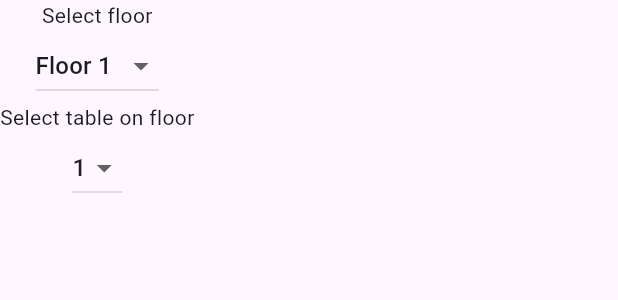
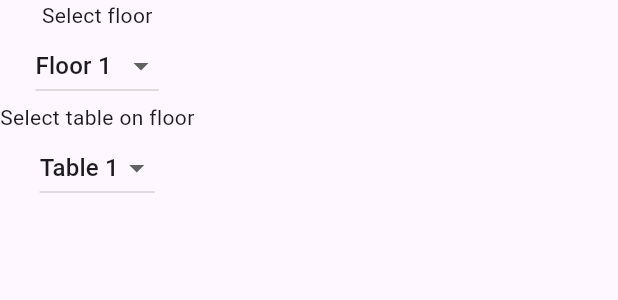
Before and after one commit to AryamanSultania/restaurant_ibdp_submission, a Flutter app: the DoubleDropDown widget shown alone on an empty page, opened directly, on a phone screen of 412 x 824 dp. Shown: the top 300 px of the screen. Run offline on Flutter 3.47's test engine with Material 3 defaults, Android fonts, the phone set to English and light mode, and no system bars; our stand-ins replace cloud_firestore, csv, firebase_auth, firebase_core, firebase_database, firebase_storage; missing offline and left inert: dart:html, dart:ui_web, teledart; accounts and stored records are empty; statements that could not run were skipped.

Commit message:
some improvements

```diff
--- a/lib/buttonDialog.dart
+++ b/lib/buttonDialog.dart
@@ -137,35 +137,38 @@ class _DoubleDropDownState extends State<DoubleDropDown> {
   });
   late String? firstSelectedOption = inputFloors[0];
   late String? previousFirstSelectedOption = inputFloors[0];
-  late String? secondSelectedOption = "1";
+  late String? secondSelectedOption = "Table 1";
   late int indexDropDown;
 
-  late List<String> availableSeats = ["1"];
+  late List<String> availableSeats = ["Table 1"];
 
   @override
   Widget build(BuildContext context) {
     //reset second selection if first option has changed
-    if (previousFirstSelectedOption != firstSelectedOption) {
-      secondSelectedOption = "1";
-    }
+
     if (firstSelectedOption == "Floor 1") {
-      availableSeats = ['1', '2', '3', '4', '5', '6', '7', '8', '9'];
+      availableSeats = ['Table 1', 'Table 2', 'Table 3', 'Table 4', 'Table 5', 'Table 6', 'Table 7', 'Table 8', 'Table 9'];
     } else if (firstSelectedOption == "Floor 2") {
-      availableSeats = ['1', '2', '3', '4', '5', '6', '7'];
+      availableSeats = ['Table 1', 'Table 2', 'Table 3', 'Table 4', 'Table 5', 'Table 6', 'Table 7'];
     } else if (firstSelectedOption == "Floor 3") {
-      availableSeats = ['1', '2', '3', '4', '5', '6', '7', '8'];
+      availableSeats = ['Table 1', 'Table 2', 'Table 3', 'Table 4', 'Table 5', 'Table 6', 'Table 7', 'Table 8'];
     } else if (firstSelectedOption == "Floor 4") {
-      availableSeats = ['1', '2', '3', '4', '5', '6', '7'];
+      availableSeats = ['Table 1', 'Table 2', 'Table 3', 'Table 4', 'Table 5', 'Table 6', 'Table 7'];
     } else if (firstSelectedOption == "Delivery") {
       availableSeats = [
-        '1',
         'Foodpanda',
         'Grab',
         'Lineman',
-        'Service 1',
-        'Service 2',
-        'Service 3'
+        'Service A',
+        'Service B',
+        'Service C',
+        'Service D',
+        'Service E',
       ];
+    }
+    if (previousFirstSelectedOption != firstSelectedOption) {
+      //secondSelectedOption = "1";
+      secondSelectedOption = availableSeats[0];
     }
     previousFirstSelectedOption = firstSelectedOption;
     DropDownVariables.stringFloor = firstSelectedOption.toString();
--- a/lib/kitchenView.dart
+++ b/lib/kitchenView.dart
@@ -87,10 +87,10 @@ class newKitchenViewOrderPageState extends State<newKitchenViewOrderPage> {
           print(snapshot.connectionState);
 
           if (snapshot.data == null || snapshot.data?[0].value == null) {
-            if (snapshot.connectionState == "done") {
+            if (snapshot.connectionState == ConnectionState.done) {
               return loadingDataPlaceholder("No orders have been found.");
             } else {
-              return loadingDataPlaceholder("Loading orders, please wait.");
+              return loadingDataPlaceholder("Connecting, please wait.");
             }
           } else if (snapshot.hasData) {
             final orderItems = snapshot.data?[0].value;
@@ -174,7 +174,7 @@ class newKitchenViewOrderPageState extends State<newKitchenViewOrderPage> {
                             padding: const EdgeInsets.all(16.0),
                             child: SingleChildScrollView(
                               child: Column(
-                                crossAxisAlignment: CrossAxisAlignment.start,
+                                crossAxisAlignment: CrossAxisAlignment.center,
                                 children: [
                                   //whole (general) order info
                                   Text(
@@ -186,7 +186,7 @@ class newKitchenViewOrderPageState extends State<newKitchenViewOrderPage> {
                                     style: const TextStyle(fontSize: 20),
                                   ),
                                   Text(
-                                    '${order['extraInfo']["floor"]} — Table ${order['extraInfo']["table"]}',
+                                    '${order['extraInfo']["floor"]} — for ${order['extraInfo']["table"]}',
                                     style: const TextStyle(fontSize: 20),
                                   ),
                                   Text(
```
